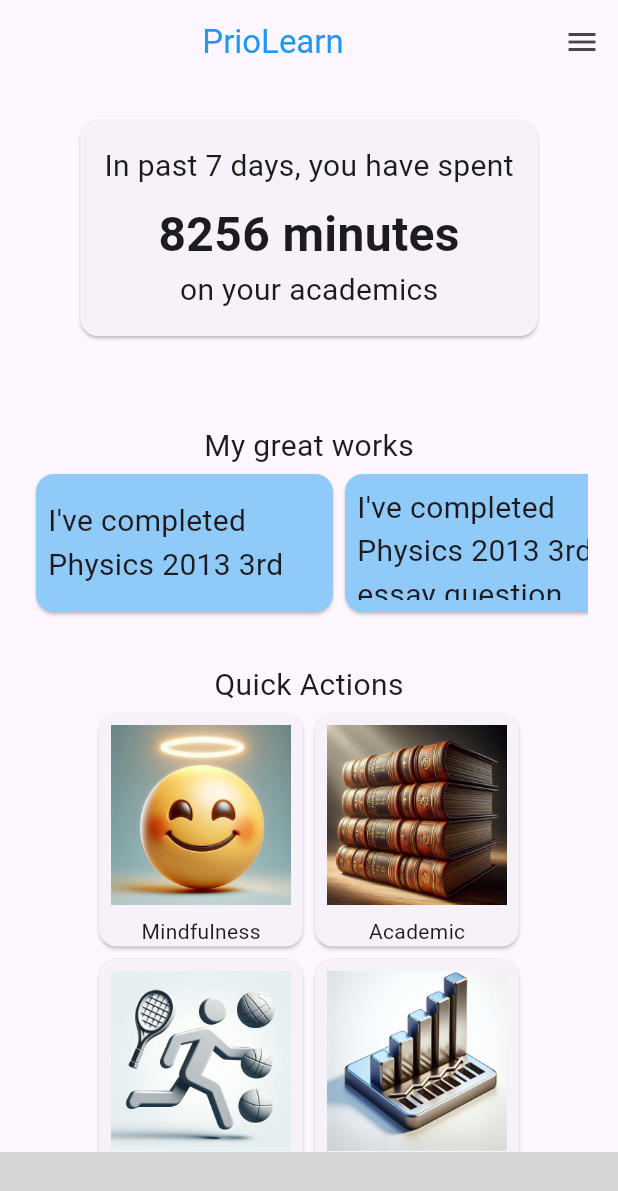
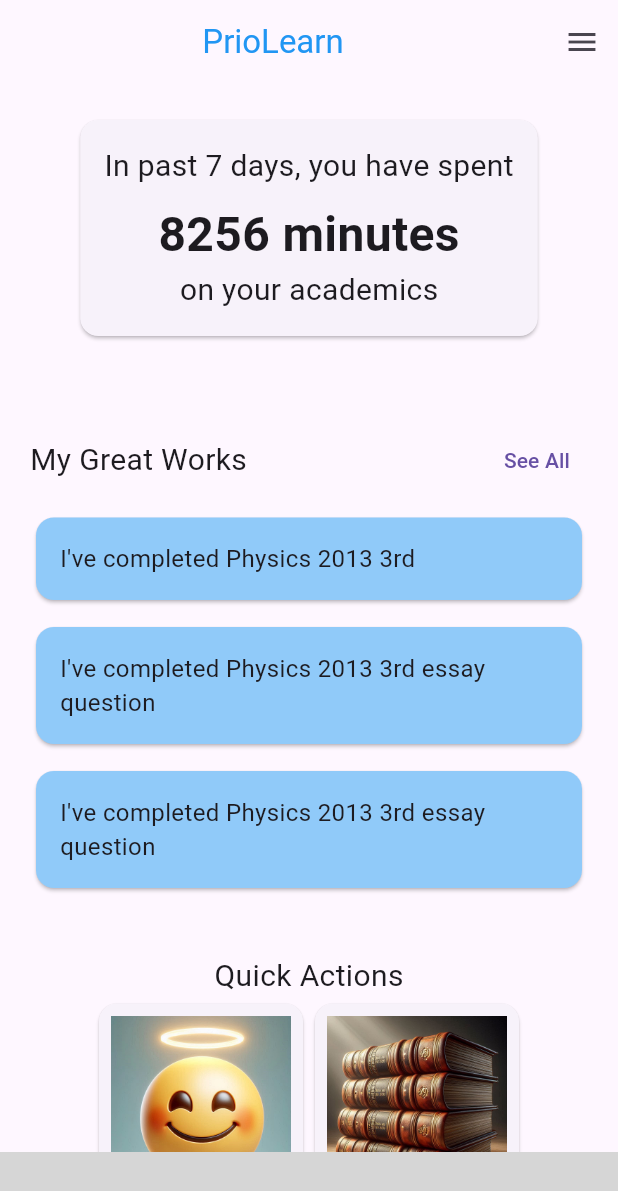
Before and after one commit to asiripr/priolearn, a Flutter app: the screen it shows after launch, on a phone screen of 412 x 824 dp. Shown: the top 1191 px of the screen. Run offline on Flutter 3.47's test engine with Material 3 defaults, Android fonts, the phone set to English and light mode, and no system bars; our stand-ins replace audioplayers, cloud_firestore, firebase_auth, firebase_core, table_calendar; missing offline and left inert: molten_navigationbar_flutter; accounts and stored records are empty; grey boxes are pictures that could not be loaded.

Commit message:
created a common card for great works

```diff
--- a/lib/pages/new_home.dart
+++ b/lib/pages/new_home.dart
@@ -150,33 +150,35 @@ class _NewHomeState extends State<NewHome> {
                   SizedBox(
                     height: 35,
                   ),
-                  Text(
-                    "My great works",
-                    style: TextStyle(fontSize: 20),
-                  ),
-                  Container(
-                    height: 100,
-                    child: ListView.builder(
-                      scrollDirection: Axis.horizontal,
-                      itemCount: achievements.length,
-                      itemBuilder: (context, index) {
-                        return Container(
-                          width: size.width * 0.5,
-                          height: size.height * 0.35,
-                          child: Card(
-                            color: Colors.blue.shade200,
-                            child: Padding(
-                              padding: EdgeInsets.all(8.0),
-                              child: Center(
-                                  child: Text(
-                                achievements[index],
-                                style: TextStyle(fontSize: 20),
-                              )),
-                            ),
+                  Column(
+                    crossAxisAlignment: CrossAxisAlignment.start,
+                    children: [
+                      Row(
+                        mainAxisAlignment: MainAxisAlignment.spaceBetween,
+                        children: [
+                          Text("My Great Works",
+                              style: TextStyle(fontSize: 20)),
+                          TextButton(
+                            onPressed: () {
+                            },
+                            child: Text("See All"),
                           ),
-                        );
-                      },
-                    ),
+                        ],
+                      ),
+                      SizedBox(height: 10),
+                      ListView.builder(
+                        shrinkWrap: true,
+                        physics: NeverScrollableScrollPhysics(),
+                        itemCount:
+                            achievements.length > 3 ? 3 : achievements.length,
+                        itemBuilder: (context, index) {
+                          return Padding(
+                            padding: const EdgeInsets.only(bottom: 10),
+                            child: _greatWorkCard(achievements[index]),
+                          );
+                        },
+                      ),
+                    ],
                   ),
                   SizedBox(
                     height: 30,
@@ -252,3 +254,18 @@ Widget _quickActionButtonCard(
     ),
   );
 }
+
+// create a common widget for greate works cards
+
+Widget _greatWorkCard(String text) {
+  return Card(
+    color: Colors.blue.shade200,
+    child: Padding(
+      padding: EdgeInsets.all(16.0),
+      child: Text(
+        text,
+        style: TextStyle(fontSize: 16),
+      ),
+    ),
+  );
+}
```
